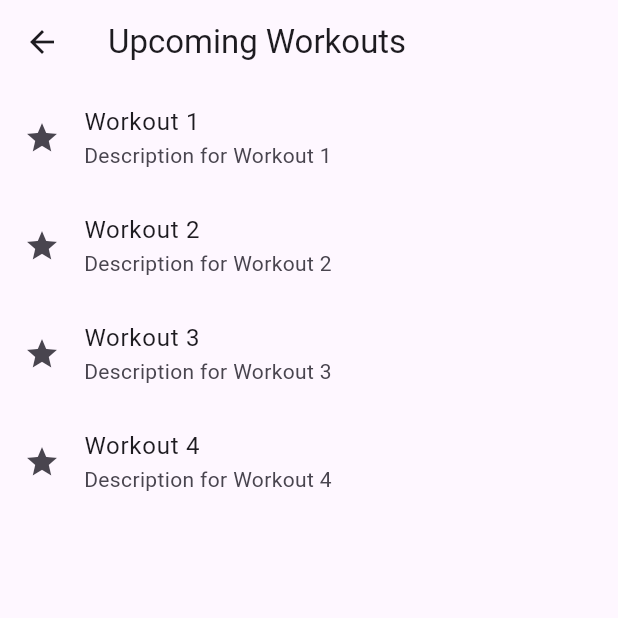
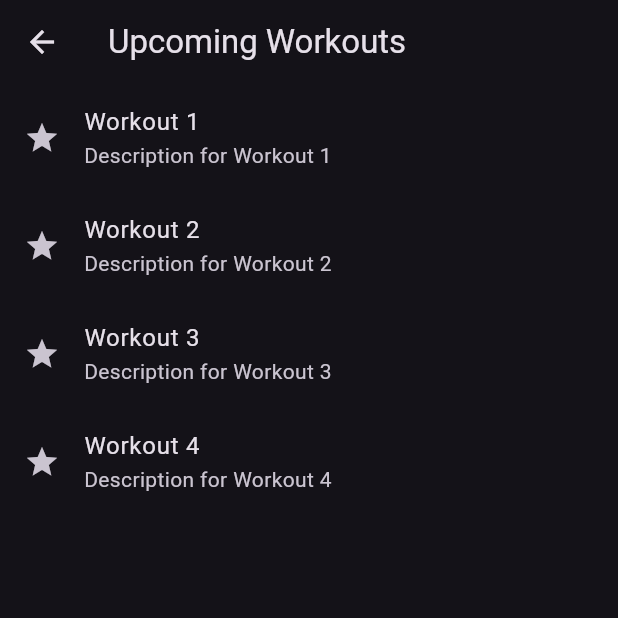
Before and after one commit to MHN-Sathsara/Flutter-Fitness-tracker-app, a Flutter app: the screen it shows after launch, after a tap on "Upcoming Workouts", on a phone screen of 412 x 824 dp, the top half of it. Run offline on Flutter 3.47's test engine with Material 3 defaults, Android fonts, the light colour scheme and no system bars; our stand-ins replace get; network calls fail.

Commit message:
getx practice

```diff
--- a/flutter_fitness_tracker/lib/main.dart
+++ b/flutter_fitness_tracker/lib/main.dart
@@ -1,6 +1,7 @@
 import 'package:flutter/material.dart';
-import 'package:flutter_fitness_tracker/screens/dashboaed_screen.dart';
-import 'package:flutter_fitness_tracker/screens/splash_screen.dart';
+import 'package:flutter_fitness_tracker/view/screens/dashboaed_screen.dart';
+import 'package:flutter_fitness_tracker/view/screens/splash_screen.dart';
+import 'package:get/get.dart';
 
 void main() {
   runApp(const MaterialApp(
@@ -13,8 +14,14 @@ class MainApp extends StatelessWidget {
 
   @override
   Widget build(BuildContext context) {
-    return const MaterialApp(
-      home: DashboardScreen(),
+    return GetMaterialApp(
+      getPages: [
+        GetPage(name: '/', page: () => const SplashScreen()),
+        GetPage(name: '/dashboard', page: () => const DashboardScreen()),
+      ],
+      theme: ThemeData.dark(),
+      home: const DashboardScreen(),
+      debugShowCheckedModeBanner: false,
     );
   }
 }
--- a/flutter_fitness_tracker/lib/screens/cards.dart
+++ b/flutter_fitness_tracker/lib/view/screens/cards.dart
@@ -1,5 +1,5 @@
 import 'package:flutter/material.dart';
-import 'package:flutter_fitness_tracker/screens/upcominglist.dart';
+import 'package:flutter_fitness_tracker/view/screens/upcominglist.dart';
 
 class Cardssheet extends StatelessWidget {
   const Cardssheet({super.key});
--- a/flutter_fitness_tracker/lib/screens/dashboaed_screen.dart
+++ b/flutter_fitness_tracker/lib/view/screens/dashboaed_screen.dart
@@ -1,7 +1,7 @@
 import 'package:flutter/material.dart';
-import 'package:flutter_fitness_tracker/screens/addnewform.dart';
-import 'package:flutter_fitness_tracker/screens/cards.dart';
-import 'package:flutter_fitness_tracker/screens/sidebar.dart';
+import 'package:flutter_fitness_tracker/view/screens/addnewform.dart';
+import 'package:flutter_fitness_tracker/view/screens/cards.dart';
+import 'package:flutter_fitness_tracker/view/screens/sidebar.dart';
 
 class DashboardScreen extends StatelessWidget {
   const DashboardScreen({super.key});
--- a/flutter_fitness_tracker/pubspec.yaml
+++ b/flutter_fitness_tracker/pubspec.yaml
@@ -9,6 +9,8 @@ environment:
 dependencies:
   flutter:
     sdk: flutter
+  get: ^4.6.6
+  iconly: ^1.0.1
   salomon_bottom_bar: ^3.3.2
 
 dev_dependencies:
```
Also changed, not shown: flutter_fitness_tracker/lib/view/screens/addnewform.dart (renamed from flutter_fitness_tracker/lib/screens/addnewform.dart), flutter_fitness_tracker/lib/view/screens/sidebar.dart (renamed from flutter_fitness_tracker/lib/screens/sidebar.dart), flutter_fitness_tracker/lib/view/screens/splash_screen.dart (renamed from flutter_fitness_tracker/lib/screens/splash_screen.dart), flutter_fitness_tracker/lib/view/screens/upcominglist.dart (renamed from flutter_fitness_tracker/lib/screens/upcominglist.dart), flutter_fitness_tracker/pubspec.lock.
